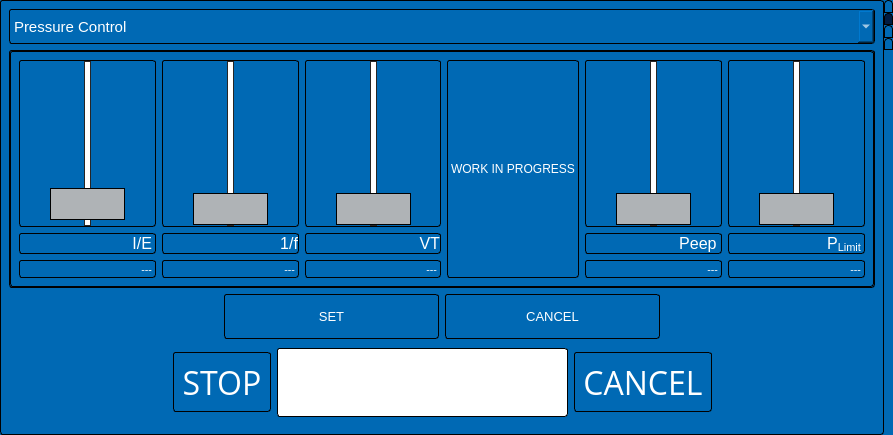
Above: TOSV-GUI.ui from trinamic/TOSV-UserInterface before the change. Below: the same form after it.
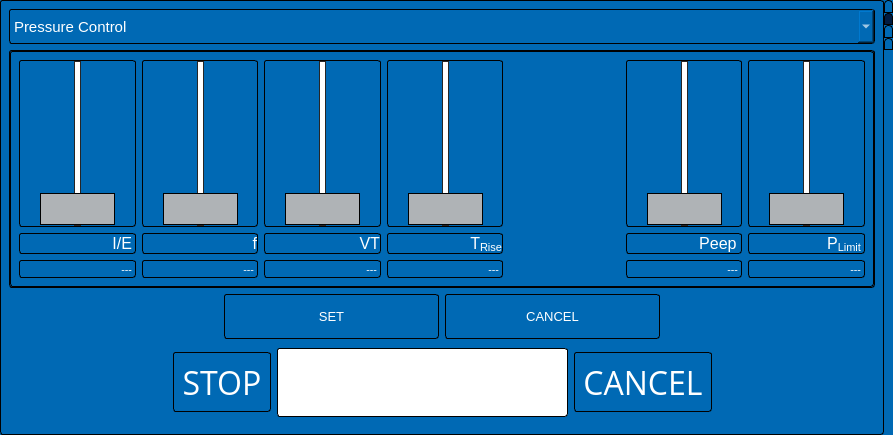
That is the form after the change. The open tabs and pages were chosen to show the change. Icons and pictures are not drawn. Custom widgets are drawn as their Qt base class.

```diff
--- a/TOSV-GUI.ui
+++ b/TOSV-GUI.ui
@@ -976,7 +976,7 @@
           </layout>
          </widget>
          <widget class="QWidget" name="volume_settings">
-          <layout class="QHBoxLayout" name="horizontalLayout_7">
+          <layout class="QHBoxLayout" name="horizontalLayout_6">
            <item>
             <layout class="QVBoxLayout" name="verticalLayout_26" stretch="0,0,0">
              <property name="leftMargin">
@@ -1024,7 +1024,7 @@
                 <number>99</number>
                </property>
                <property name="value">
-                <number>5</number>
+                <number>1</number>
                </property>
                <property name="orientation">
                 <enum>Qt::Vertical</enum>
@@ -1122,7 +1122,7 @@
              <item>
               <widget class="QLabel" name="label_26">
                <property name="text">
-                <string>&lt;html&gt;&lt;head/&gt;&lt;body&gt;&lt;p align=&quot;right&quot;&gt;&lt;span style=&quot; font-size:12pt;&quot;&gt;1/f&lt;/span&gt;&lt;span style=&quot; font-size:12pt; vertical-align:sub;&quot;/&gt;&lt;/p&gt;&lt;/body&gt;&lt;/html&gt;</string>
+                <string>&lt;html&gt;&lt;head/&gt;&lt;body&gt;&lt;p align=&quot;right&quot;&gt;&lt;span style=&quot; font-size:12pt;&quot;&gt;f&lt;/span&gt;&lt;/p&gt;&lt;/body&gt;&lt;/html&gt;</string>
                </property>
               </widget>
              </item>
@@ -1239,11 +1239,102 @@
             </layout>
            </item>
            <item>
-            <widget class="QLabel" name="label_27">
-             <property name="text">
-              <string>WORK IN PROGRESS</string>
+            <layout class="QVBoxLayout" name="verticalLayout_30">
+             <property name="leftMargin">
+              <number>0</number>
              </property>
-            </widget>
+             <property name="topMargin">
+              <number>0</number>
+             </property>
+             <property name="rightMargin">
+              <number>0</number>
+             </property>
+             <property name="bottomMargin">
+              <number>0</number>
+             </property>
+             <item>
+              <widget class="QSlider" name="SliderVolumeRiseTime">
+               <property name="sizePolicy">
+                <sizepolicy hsizetype="Expanding" vsizetype="Expanding">
+                 <horstretch>0</horstretch>
+                 <verstretch>0</verstretch>
+                </sizepolicy>
+               </property>
+               <property name="styleSheet">
+                <string notr="true">.QSlider {
+}
+
+.QSlider::groove:vertical {
+    border: 1px solid #262626;
+    width: 5px;
+  	 background: rgb(255, 255, 255) ;
+    margin: 0 12px;
+}
+
+.QSlider::handle:vertical {
+    background:#afb3b6 ;
+    border: 1px solid rgb(0, 0, 0);
+    height: 30px;
+    margin: -0px -35px;
+}</string>
+               </property>
+               <property name="minimum">
+                <number>1</number>
+               </property>
+               <property name="maximum">
+                <number>5000</number>
+               </property>
+               <property name="orientation">
+                <enum>Qt::Vertical</enum>
+               </property>
+              </widget>
+             </item>
+             <item>
+              <widget class="QLabel" name="label_4SetPressureFreq_4">
+               <property name="text">
+                <string>&lt;html&gt;&lt;head/&gt;&lt;body&gt;&lt;p align=&quot;right&quot;&gt;&lt;span style=&quot; font-size:12pt;&quot;&gt;T&lt;/span&gt;&lt;span style=&quot; font-size:12pt; vertical-align:sub;&quot;&gt;Rise&lt;/span&gt;&lt;/p&gt;&lt;/body&gt;&lt;/html&gt;</string>
+               </property>
+              </widget>
+             </item>
+             <item>
+              <widget class="QLabel" name="SetVolumeRiseTime">
+               <property name="font">
+                <font>
+                 <family>Open Sans</family>
+                 <pointsize>8</pointsize>
+                </font>
+               </property>
+               <property name="styleSheet">
+                <string notr="true"/>
+               </property>
+               <property name="text">
+                <string>---</string>
+               </property>
+               <property name="alignment">
+                <set>Qt::AlignRight|Qt::AlignTrailing|Qt::AlignVCenter</set>
+               </property>
+               <property name="openExternalLinks">
+                <bool>false</bool>
+               </property>
+               <property name="textInteractionFlags">
+                <set>Qt::LinksAccessibleByMouse|Qt::TextEditable</set>
+               </property>
+              </widget>
+             </item>
+            </layout>
+           </item>
+           <item>
+            <spacer name="horizontalSpacer_9">
+             <property name="orientation">
+              <enum>Qt::Horizontal</enum>
+             </property>
+             <property name="sizeHint" stdset="0">
+              <size>
+               <width>40</width>
+               <height>20</height>
+              </size>
+             </property>
+            </spacer>
            </item>
            <item>
             <layout class="QVBoxLayout" name="verticalLayout_25">
@@ -1710,6 +1801,46 @@
          </item>
         </layout>
        </item>
+       <item>
+        <spacer name="verticalSpacer_2">
+         <property name="orientation">
+          <enum>Qt::Vertical</enum>
+         </property>
+         <property name="sizeHint" stdset="0">
+          <size>
+           <width>20</width>
+           <height>40</height>
+          </size>
+         </property>
+        </spacer>
+       </item>
+       <item>
+        <layout class="QHBoxLayout" name="horizontalLayout_7">
+         <item>
+          <spacer name="horizontalSpacer_10">
+           <property name="orientation">
+            <enum>Qt::Horizontal</enum>
+           </property>
+           <property name="sizeHint" stdset="0">
+            <size>
+             <width>40</width>
+             <height>20</height>
+            </size>
+           </property>
+          </spacer>
+         </item>
+         <item>
+          <widget class="QLabel" name="LabelIpAddress">
+           <property name="text">
+            <string>IPAdresse</string>
+           </property>
+           <property name="textInteractionFlags">
+            <set>Qt::LinksAccessibleByMouse|Qt::TextEditable</set>
+           </property>
+          </widget>
+         </item>
+        </layout>
+       </item>
       </layout>
      </widget>
     </widget>
```
Left out of the diff: 45 changed lines with no effect on the pictures.
